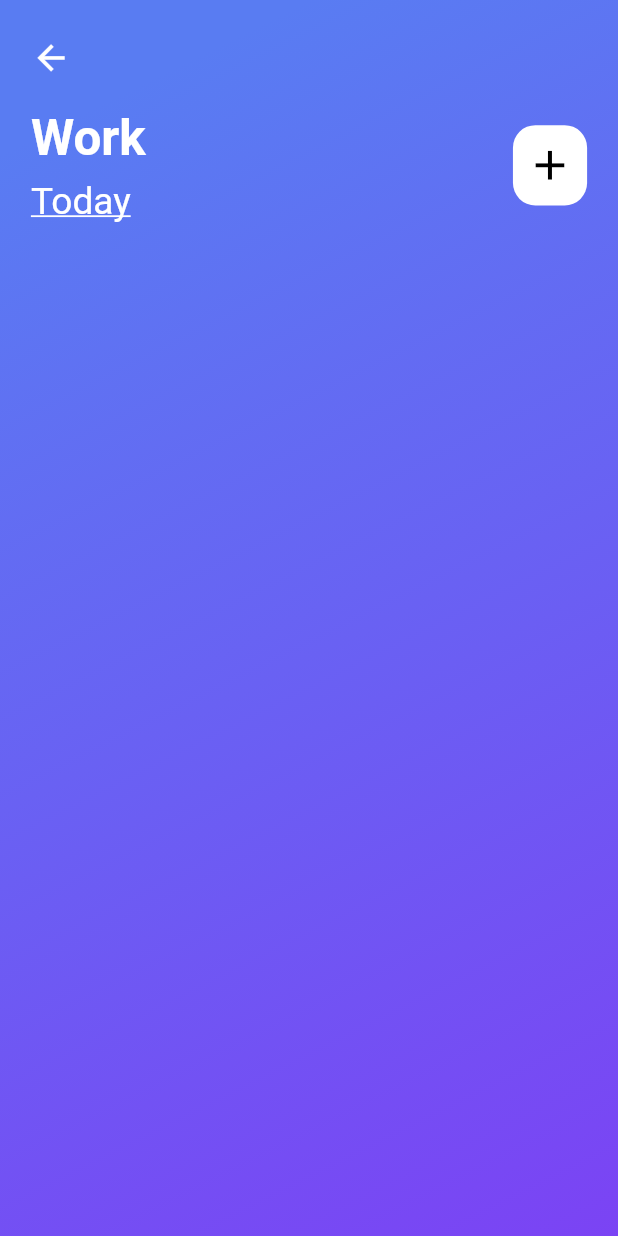
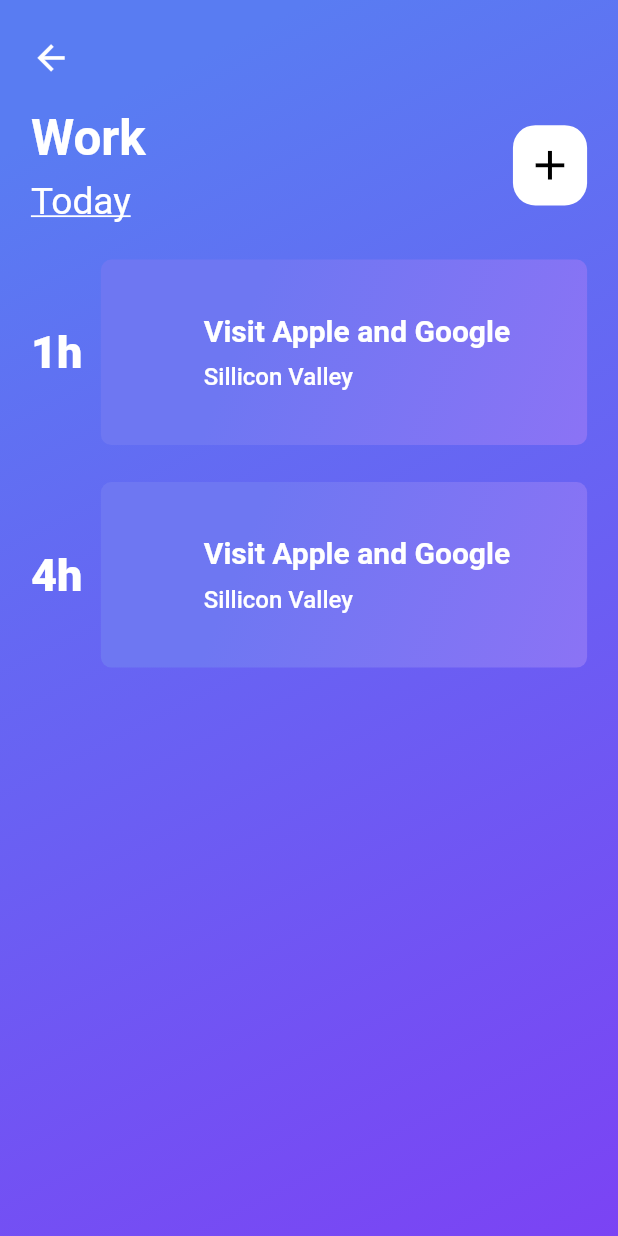
Before and after one commit to Caculuz-cinks/Flutter-Reminder-App, a Flutter app: the WorkView screen opened by its route, on a phone screen of 412 x 824 dp. Run offline on Flutter 3.47's test engine with Material 2 defaults, Android fonts, the phone set to English and light mode, and no system bars.

Commit message:
Work view done

```diff
--- /dev/null
+++ b/lib/ui/reusable/item_card_list.dart
@@ -0,0 +1,67 @@
+import 'package:Todo/ui/responsiveness/size_config.dart';
+import 'package:flutter/material.dart';
+
+class ItemCardList extends StatelessWidget {
+  ItemCardList({this.color1, this.color2, this.item, this.location});
+  final Color color1;
+  final Color color2;
+
+  final String item;
+  final String location;
+
+  @override
+  Widget build(BuildContext context) {
+    return Container(
+      height: Config.yMargin(context, 15),
+      width: double.infinity,
+      decoration: BoxDecoration(
+        borderRadius: BorderRadius.circular(7),
+        gradient: LinearGradient(
+            end: Alignment.bottomRight,
+            begin: Alignment.topLeft,
+            stops: [
+              0.3,
+              1.0
+            ],
+            colors: [
+              color1,
+              color2,
+            ]),
+      ),
+      child: Padding(
+        padding: EdgeInsets.symmetric(
+            horizontal: Config.xMargin(context, 6.94), vertical: 10),
+        child: Row(
+          children: [
+            SizedBox(
+              width: 40,
+            ),
+            Column(
+              mainAxisAlignment: MainAxisAlignment.center,
+              crossAxisAlignment: CrossAxisAlignment.start,
+              children: [
+                Text(
+                  item,
+                  style: TextStyle(
+                      color: Colors.white,
+                      fontSize: 20,
+                      fontWeight: FontWeight.w700),
+                ),
+                SizedBox(
+                  height: 10,
+                ),
+                Text(
+                  location,
+                  style: TextStyle(
+                      color: Colors.white,
+                      fontSize: 16,
+                      fontWeight: FontWeight.w500),
+                ),
+              ],
+            )
+          ],
+        ),
+      ),
+    );
+  }
+}
--- a/lib/ui/views/home.dart
+++ b/lib/ui/views/home.dart
@@ -1,7 +1,7 @@
 import 'package:Todo/core/routes/route_names.dart';
 import 'package:Todo/ui/responsiveness/size_config.dart';
 import 'package:Todo/ui/reusable/category_card.dart';
-import 'package:Todo/ui/reusable/item_list.dart';
+import 'package:Todo/ui/reusable/item_card.dart';
 import 'package:Todo/ui/views/work.dart';
 import 'package:flutter/material.dart';
 
--- a/lib/ui/views/work.dart
+++ b/lib/ui/views/work.dart
@@ -1,4 +1,6 @@
 import 'package:Todo/ui/responsiveness/size_config.dart';
+import 'package:Todo/ui/reusable/item_card.dart';
+import 'package:Todo/ui/reusable/item_card_list.dart';
 import 'package:flutter/material.dart';
 
 class WorkView extends StatelessWidget {
@@ -86,9 +88,67 @@
                             color: Colors.black,
                           ),
                         ),
-                      )
+                      ),
                     ],
                   ),
+                  SizedBox(
+                    height: Config.yMargin(context, 3),
+                  ),
+                  SingleChildScrollView(
+                    child: Column(
+                      children: [
+                        Row(
+                          children: [
+                            Text(
+                              '1h',
+                              style: TextStyle(
+                                color: Colors.white,
+                                fontSize: 30,
+                                fontWeight: FontWeight.w900,
+                              ),
+                            ),
+                            SizedBox(
+                              width: Config.xMargin(context, 3),
+                            ),
+                            Expanded(
+                              child: ItemCardList(
+                                color1: Color(0xff5C77F2).withRed(110),
+                                color2: Color(0xff8B73F5),
+                                location: 'Sillicon Valley',
+                                item: 'Visit Apple and Google',
+                              ),
+                            )
+                          ],
+                        ),
+                        SizedBox(
+                          height: Config.yMargin(context, 3),
+                        ),
+                        Row(
+                          children: [
+                            Text(
+                              '4h',
+                              style: TextStyle(
+                                color: Colors.white,
+                                fontSize: 30,
+                                fontWeight: FontWeight.w900,
+                              ),
+                            ),
+                            SizedBox(
+                              width: Config.xMargin(context, 3),
+                            ),
+                            Expanded(
+                              child: ItemCardList(
+                                color1: Color(0xff5C77F2).withRed(110),
+                                color2: Color(0xff8B73F5),
+                                location: 'Sillicon Valley',
+                                item: 'Visit Apple and Google',
+                              ),
+                            )
+                          ],
+                        )
+                      ],
+                    ),
+                  )
                 ],
               ),
             ),
```
Also changed, not shown: lib/ui/reusable/item_card.dart (renamed from lib/ui/reusable/item_list.dart), lib/ui/views/add_category.dart (added).
